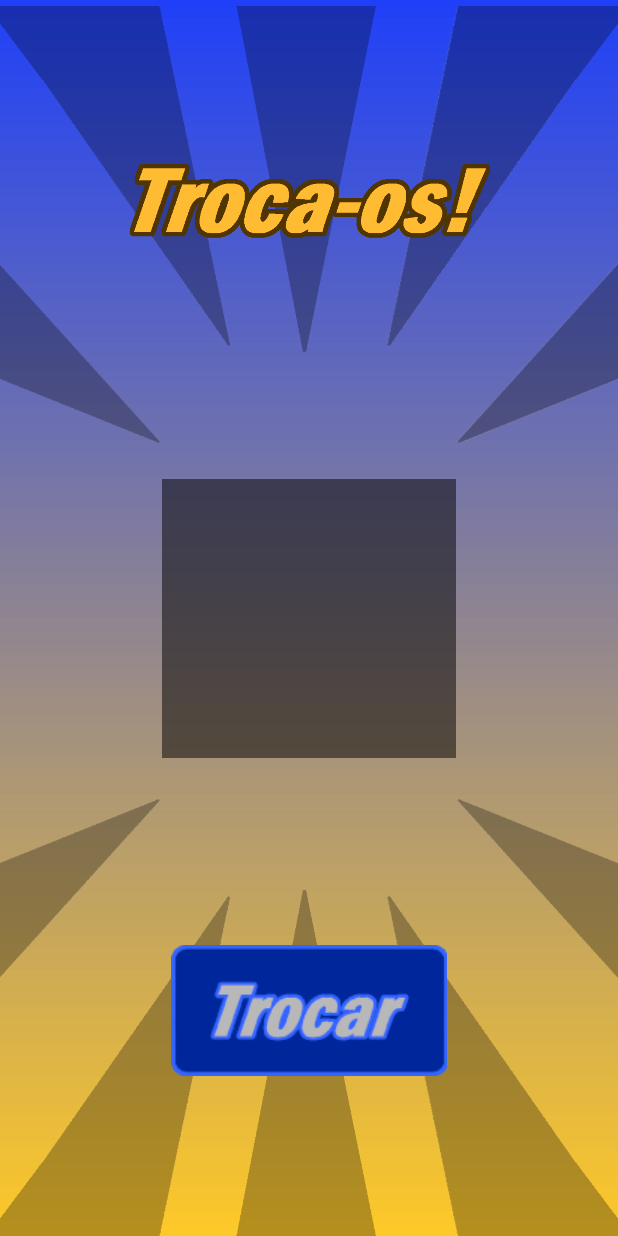
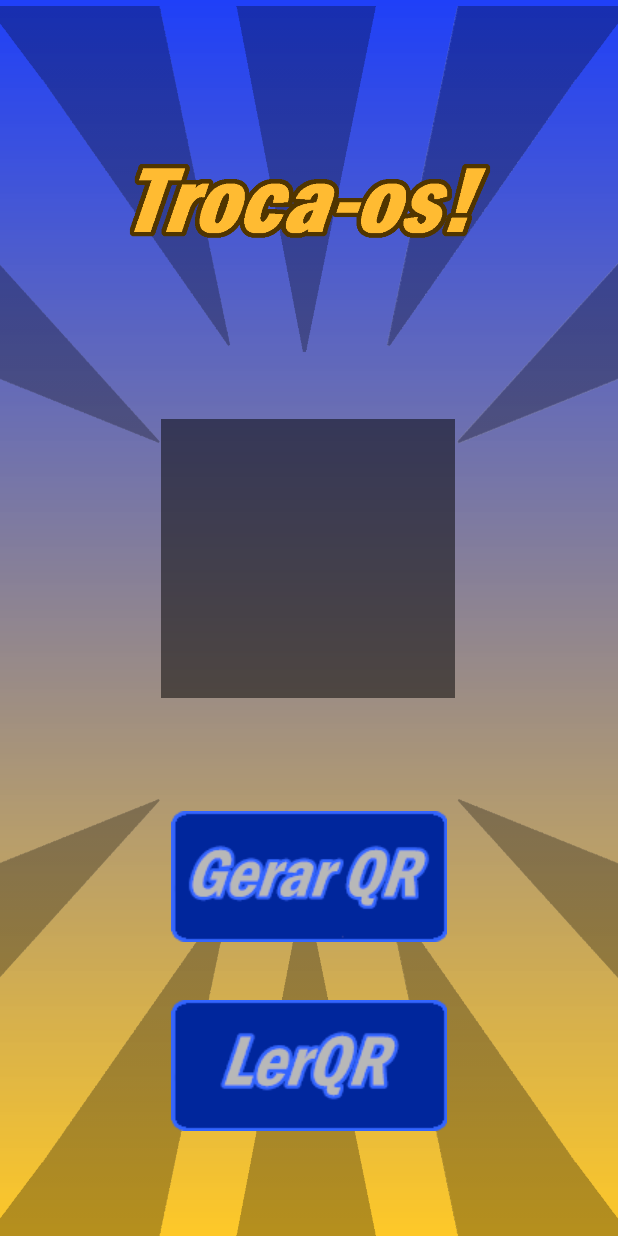
Before and after one commit to yoguimachine/ProjetoPDM, an Android app: the MainActivity6 screen opened directly, with no data from a screen before it, on a phone screen of 412 x 824 dp. Run offline under Robolectric (Android 15) with nearby library versions, the phone set to English and light mode, and no system bars; libraries missing offline, so code that uses them is left out: androidmads.library.qrgenearator.

Commit message:
duas palavras

```diff
--- a/levaMeContigoV2/app/src/main/java/pmd/di/ubi/pt/levamecontigov2/MainActivity6.java
+++ b/levaMeContigoV2/app/src/main/java/pmd/di/ubi/pt/levamecontigov2/MainActivity6.java
@@ -21,7 +21,7 @@ import androidmads.library.qrgenearator.QRGEncoder;
 
 public class MainActivity6 extends AppCompatActivity {
 
-    ImageButton trocar;
+    ImageButton gerar, ler;
     Animation anim;
     ImageView qrvalue;
 
@@ -32,17 +32,18 @@ public class MainActivity6 extends AppCompatActivity {
 
         setContentView(R.layout.activity_main6);
 
-        trocar = (ImageButton)findViewById(R.id.trocar);
+        gerar = (ImageButton)findViewById(R.id.gerar);
+        ler = (ImageButton)findViewById(R.id.ler);
         qrvalue = findViewById(R.id.qrcodeholder);
 
-        trocar.setVisibility(View.VISIBLE);
+        gerar.setVisibility(View.VISIBLE);
 
         anim = AnimationUtils.loadAnimation(this, R.anim.anim3);
 
-        trocar.setOnClickListener(new View.OnClickListener() {
+        gerar.setOnClickListener(new View.OnClickListener() {
             @Override
             public void onClick(View v) {
-                trocar.setImageResource(R.drawable.trocar2);
+                gerar.setImageResource(R.drawable.generate2);
                 //Intent troca = new Intent(MainActivity6.this, MainActivity7.class);
                 //startActivity(troca);
                 //TODO: ir buscar a string s à segunda entrada da base de dados que é o token que temos de momento
@@ -57,5 +58,12 @@ public class MainActivity6 extends AppCompatActivity {
             }
         });
 
+        ler.setOnClickListener(new View.OnClickListener() {
+            @Override
+            public void onClick(View v) {
+                ler.setImageResource(R.drawable.read2);
+            }
+        });
+
     }
 }
--- a/levaMeContigoV2/app/src/main/res/layout/activity_main6.xml
+++ b/levaMeContigoV2/app/src/main/res/layout/activity_main6.xml
@@ -31,15 +31,26 @@
         app:layout_constraintVertical_bias="0.0" />
 
     <ImageButton
-        android:id="@+id/trocar"
+        android:id="@+id/ler"
         android:layout_width="185dp"
         android:layout_height="87dp"
-        android:src="@drawable/trocar"
+        android:src="@drawable/read"
         app:layout_constraintBottom_toBottomOf="@+id/view"
         app:layout_constraintEnd_toEndOf="parent"
         app:layout_constraintStart_toStartOf="parent"
         app:layout_constraintTop_toTopOf="parent"
-        app:layout_constraintVertical_bias="0.855" />
+        app:layout_constraintVertical_bias="0.905" />
+
+    <ImageButton
+        android:id="@+id/gerar"
+        android:layout_width="185dp"
+        android:layout_height="87dp"
+        android:src="@drawable/generate"
+        app:layout_constraintBottom_toBottomOf="@+id/view"
+        app:layout_constraintEnd_toEndOf="parent"
+        app:layout_constraintStart_toStartOf="parent"
+        app:layout_constraintTop_toTopOf="parent"
+        app:layout_constraintVertical_bias="0.734" />
 
     <ImageView
         android:id="@+id/qrcodeholder"
@@ -47,8 +58,10 @@
         android:layout_height="186dp"
         app:layout_constraintBottom_toBottomOf="parent"
         app:layout_constraintEnd_toEndOf="parent"
+        app:layout_constraintHorizontal_bias="0.497"
         app:layout_constraintStart_toStartOf="parent"
         app:layout_constraintTop_toTopOf="parent"
+        app:layout_constraintVertical_bias="0.438"
         app:srcCompat="@android:drawable/screen_background_dark_transparent" />
 
 
```
Also changed, not shown: levaMeContigoV2/app/src/main/res/drawable/generate.png (added), levaMeContigoV2/app/src/main/res/drawable/generate2.png (added), levaMeContigoV2/app/src/main/res/drawable/read.png (added), levaMeContigoV2/app/src/main/res/drawable/read2.png (added).
